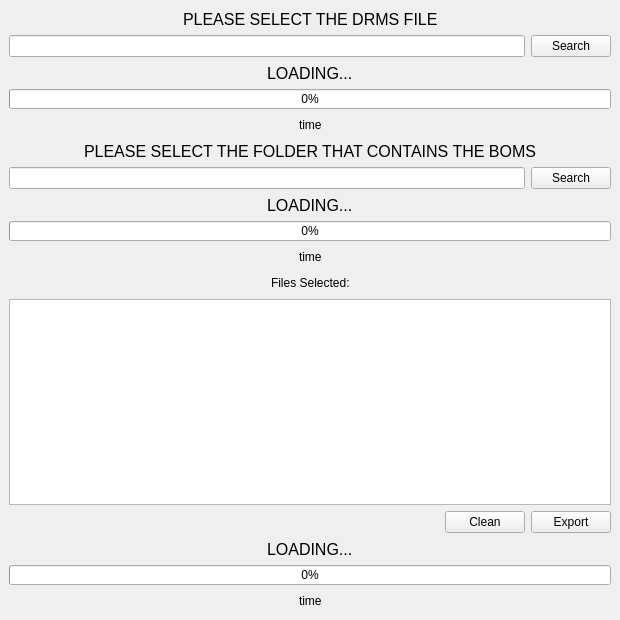
Old version of the form Excel_GCET_APP/mainwindow.ui in the repository TyrellWellick09/Excel_GCET_APP.
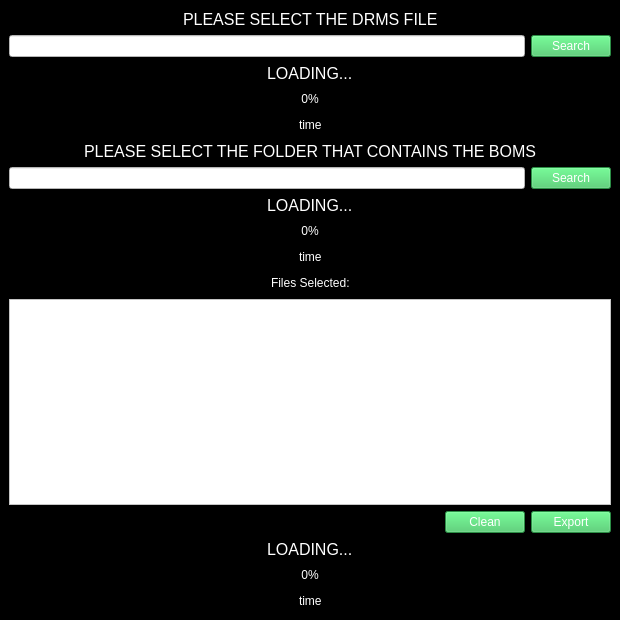
New version of the form.

What changed in the file:
```diff
--- a/Excel_GCET_APP/mainwindow.ui
+++ b/Excel_GCET_APP/mainwindow.ui
@@ -34,6 +34,12 @@
   <property name="windowTitle">
    <string>EXCEL GCET APP</string>
   </property>
+  <property name="styleSheet">
+   <string notr="true">background-color: black;
+ 
+color: rgb(255, 255, 255);
+</string>
+  </property>
   <widget class="QWidget" name="centralwidget">
    <layout class="QVBoxLayout" name="verticalLayout">
     <item>
@@ -96,10 +102,17 @@
             <verstretch>0</verstretch>
            </sizepolicy>
           </property>
+          <property name="styleSheet">
+           <string notr="true">background-color: rgb(255, 255, 255);
+color : rgb(0, 0, 0)</string>
+          </property>
          </widget>
         </item>
         <item>
          <widget class="QPushButton" name="button_search_files_drms">
+          <property name="styleSheet">
+           <string notr="true">background-color: rgb(60, 199, 96);</string>
+          </property>
           <property name="text">
            <string>Search</string>
           </property>
@@ -266,10 +279,18 @@
       <item>
        <layout class="QHBoxLayout" name="horizontalLayout_3">
         <item>
-         <widget class="QLineEdit" name="lineEdit"/>
+         <widget class="QLineEdit" name="lineEdit">
+          <property name="styleSheet">
+           <string notr="true">background-color: rgb(255, 255, 255);
+color : rgb(0, 0, 0)</string>
+          </property>
+         </widget>
         </item>
         <item>
          <widget class="QPushButton" name="button_search_files">
+          <property name="styleSheet">
+           <string notr="true">background-color: rgb(60, 199, 96);</string>
+          </property>
           <property name="text">
            <string>Search</string>
           </property>
@@ -417,7 +438,12 @@
        </layout>
       </item>
       <item>
-       <widget class="QTextEdit" name="textEdit_names_files"/>
+       <widget class="QTextEdit" name="textEdit_names_files">
+        <property name="styleSheet">
+         <string notr="true">background-color: rgb(255, 255, 255);
+color : rgb(0, 0, 0)</string>
+        </property>
+       </widget>
       </item>
       <item>
        <layout class="QHBoxLayout" name="horizontalLayout_16">
@@ -438,6 +464,9 @@
          <layout class="QHBoxLayout" name="horizontalLayout_5">
           <item>
            <widget class="QPushButton" name="button_clean">
+            <property name="styleSheet">
+             <string notr="true">background-color: rgb(60, 199, 96);</string>
+            </property>
             <property name="text">
              <string>Clean</string>
             </property>
@@ -445,6 +474,9 @@
           </item>
           <item>
            <widget class="QPushButton" name="button_export">
+            <property name="styleSheet">
+             <string notr="true">background-color: rgb(60, 199, 96);</string>
+            </property>
             <property name="text">
              <string>Export</string>
             </property>
```
